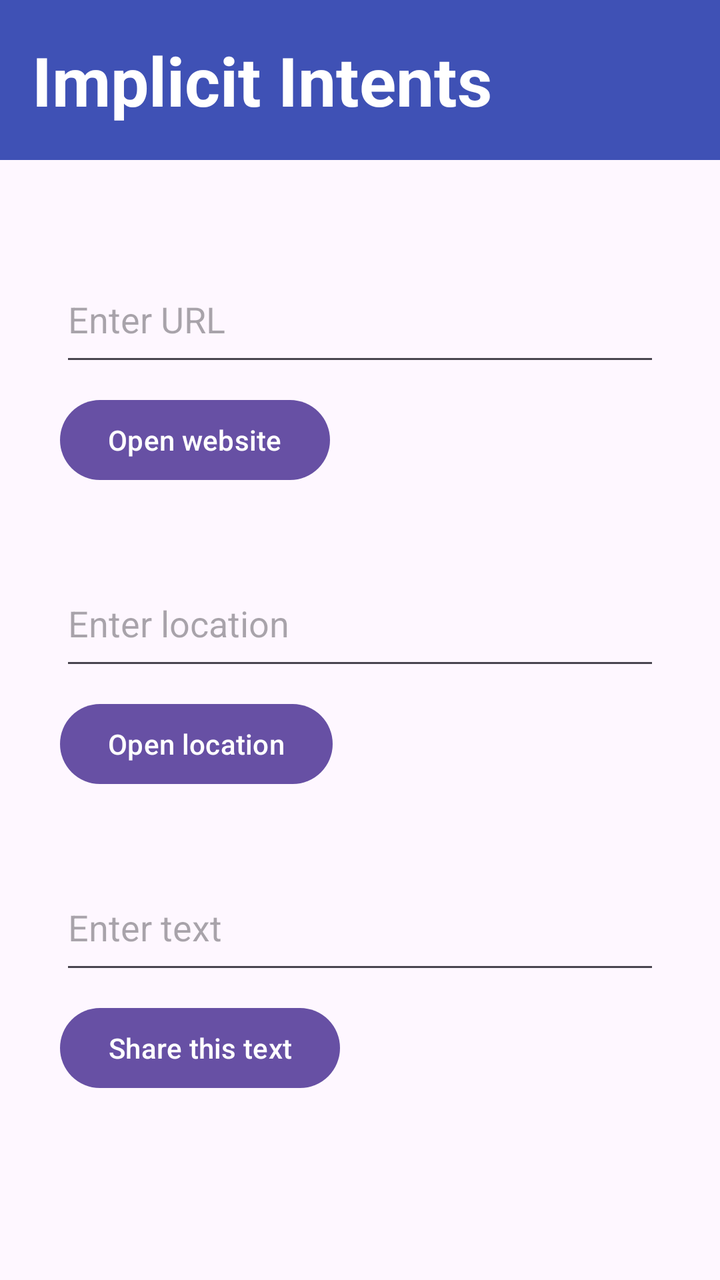
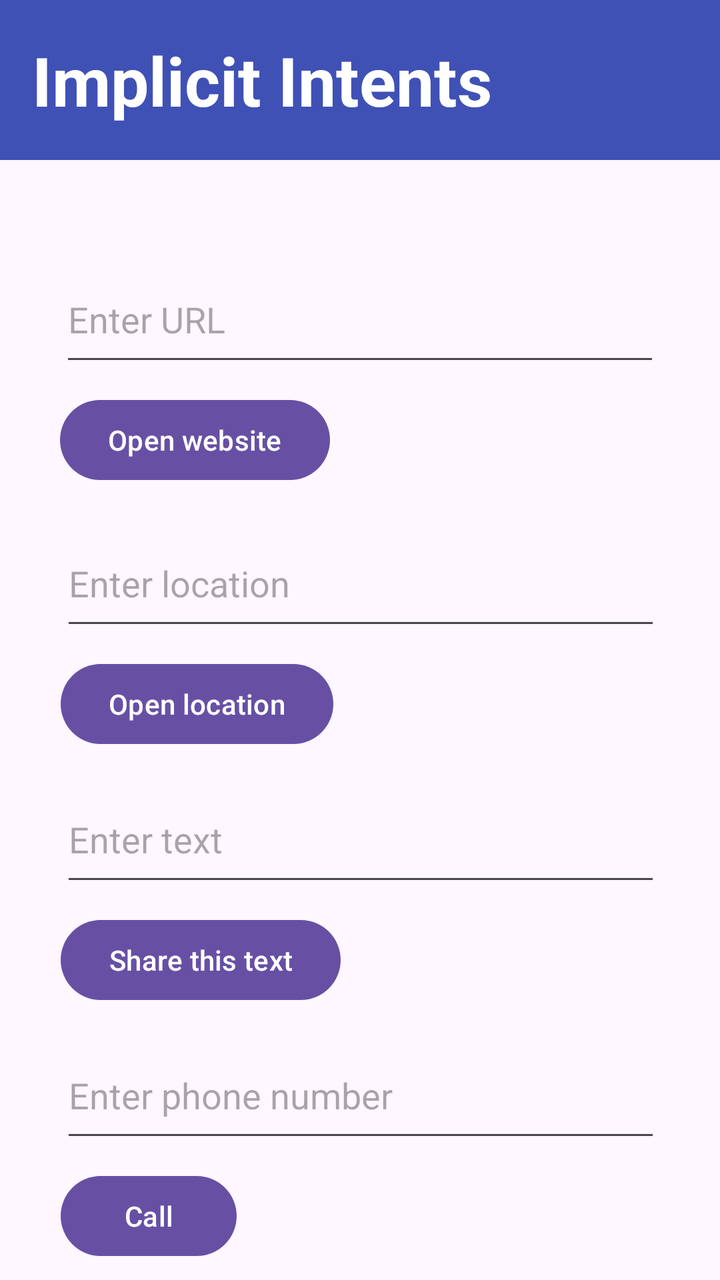

Before-and-after screenshots of an Android layout around one commit, followed by the original layout XML and the change that was made.
<!-- AndroidManifest.xml: application theme Theme.MyApplication -->
<!-- res/layout/activity_main.xml -->
<?xml version="1.0" encoding="utf-8"?>
<androidx.constraintlayout.widget.ConstraintLayout xmlns:android="http://schemas.android.com/apk/res/android"
    xmlns:app="http://schemas.android.com/apk/res-auto"
    xmlns:tools="http://schemas.android.com/tools"
    android:id="@+id/main"
    android:layout_width="match_parent"
    android:layout_height="match_parent"
    tools:context=".MainActivity">

    <TextView
        android:id="@+id/textView"
        android:layout_width="0dp"
        android:layout_height="80dp"
        android:background="#3F51B5"
        android:gravity="center_vertical|start"
        android:paddingStart="16dp"
        android:paddingEnd="16dp"
        android:text="Implicit Intents"
        android:textColor="@color/white"
        android:textSize="34sp"
        android:textStyle="bold"
        app:layout_constraintEnd_toEndOf="parent"
        app:layout_constraintStart_toStartOf="parent"
        app:layout_constraintTop_toTopOf="parent" />

    <EditText
        android:id="@+id/wb"
        android:layout_width="300dp"
        android:layout_height="60dp"
        android:layout_marginTop="48dp"
        android:ems="10"
        android:hint="Enter URL"
        android:inputType="textUri"
        app:layout_constraintEnd_toEndOf="parent"
        app:layout_constraintStart_toStartOf="parent"
        app:layout_constraintTop_toBottomOf="@+id/textView" />

    <Button
        android:id="@+id/button"
        android:layout_width="wrap_content"
        android:layout_height="48dp"
        android:layout_marginTop="8dp"
        android:text="Open website"
        app:layout_constraintStart_toStartOf="@+id/wb"
        app:layout_constraintTop_toBottomOf="@+id/wb" />

    <EditText
        android:id="@+id/loc"
        android:layout_width="300dp"
        android:layout_height="60dp"
        android:layout_marginTop="36dp"
        android:ems="10"
        android:hint="Enter location"
        android:inputType="textPostalAddress"
        app:layout_constraintEnd_toEndOf="parent"
        app:layout_constraintStart_toStartOf="parent"
        app:layout_constraintTop_toBottomOf="@+id/button" />

    <Button
        android:id="@+id/button2"
        android:layout_width="wrap_content"
        android:layout_height="wrap_content"
        android:layout_marginTop="8dp"
        android:text="Open location"
        app:layout_constraintStart_toStartOf="@+id/loc"
        app:layout_constraintTop_toBottomOf="@+id/loc" />

    <EditText
        android:id="@+id/sh"
        android:layout_width="300dp"
        android:layout_height="60dp"
        android:layout_marginTop="36dp"
        android:ems="10"
        android:hint="Enter text"
        android:inputType="text"
        app:layout_constraintEnd_toEndOf="parent"
        app:layout_constraintStart_toStartOf="parent"
        app:layout_constraintTop_toBottomOf="@+id/button2" />

    <Button
        android:id="@+id/button3"
        android:layout_width="wrap_content"
        android:layout_height="wrap_content"
        android:layout_marginTop="8dp"
        android:text="Share this text"
        app:layout_constraintStart_toStartOf="@+id/sh"
        app:layout_constraintTop_toBottomOf="@+id/sh" />

</androidx.constraintlayout.widget.ConstraintLayout>
<!-- resources referenced by this layout -->
<resources>
  <color name="white">#FFFFFFFF</color>
  <style name="Theme.MyApplication" parent="Base.Theme.MyApplication" />
  <style name="Base.Theme.MyApplication" parent="Theme.Material3.DayNight.NoActionBar">
          
          
      </style>
</resources>

<!-- the commit's change to res/layout/activity_main.xml (unified diff, before → after) -->
@@ -6,6 +6,28 @@
     android:layout_width="match_parent"
     android:layout_height="match_parent"
     tools:context=".MainActivity">
+
+    <EditText
+        android:id="@+id/tel"
+        android:layout_width="300dp"
+        android:layout_height="60dp"
+        android:layout_marginTop="140dp"
+        android:ems="10"
+        android:hint="Enter phone number"
+        android:inputType="text"
+        app:layout_constraintEnd_toEndOf="parent"
+        app:layout_constraintHorizontal_bias="0.504"
+        app:layout_constraintStart_toStartOf="parent"
+        app:layout_constraintTop_toBottomOf="@+id/button2" />
+
+    <Button
+        android:id="@+id/button4"
+        android:layout_width="wrap_content"
+        android:layout_height="wrap_content"
+        android:layout_marginTop="136dp"
+        android:text="Call"
+        app:layout_constraintStart_toStartOf="@+id/sh"
+        app:layout_constraintTop_toBottomOf="@+id/sh" />
 
     <TextView
         android:id="@+id/textView"
@@ -48,11 +70,12 @@
         android:id="@+id/loc"
         android:layout_width="300dp"
         android:layout_height="60dp"
-        android:layout_marginTop="36dp"
+        android:layout_marginTop="16dp"
         android:ems="10"
         android:hint="Enter location"
         android:inputType="textPostalAddress"
         app:layout_constraintEnd_toEndOf="parent"
+        app:layout_constraintHorizontal_bias="0.504"
         app:layout_constraintStart_toStartOf="parent"
         app:layout_constraintTop_toBottomOf="@+id/button" />
 
@@ -69,11 +92,12 @@
         android:id="@+id/sh"
         android:layout_width="300dp"
         android:layout_height="60dp"
-        android:layout_marginTop="36dp"
+        android:layout_marginTop="12dp"
         android:ems="10"
         android:hint="Enter text"
         android:inputType="text"
         app:layout_constraintEnd_toEndOf="parent"
+        app:layout_constraintHorizontal_bias="0.504"
         app:layout_constraintStart_toStartOf="parent"
         app:layout_constraintTop_toBottomOf="@+id/button2" />
 
